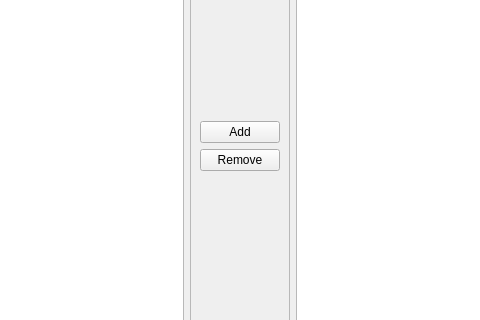
This is code/BigHW/mainwindow.ui in StephenKoulzhik/DSBA_BigHW1 as Qt 5 draws it before an edit; both pictures show x 417 to 897 and y 161 to 481 of the 1314 by 678 pixel window. The edited form follows.
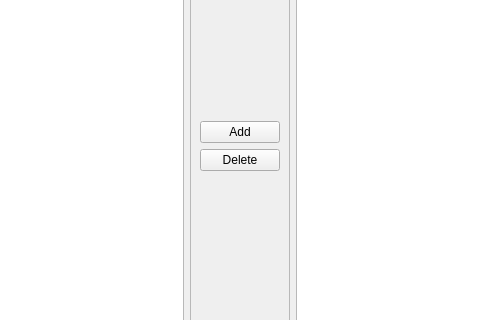
This is the edited form.

The edit to the form file:
```diff
--- a/code/BigHW/mainwindow.ui
+++ b/code/BigHW/mainwindow.ui
@@ -88,7 +88,7 @@
              <string notr="true"/>
             </property>
             <property name="text">
-             <string>Remove</string>
+             <string>Delete</string>
             </property>
            </widget>
           </item>
```
